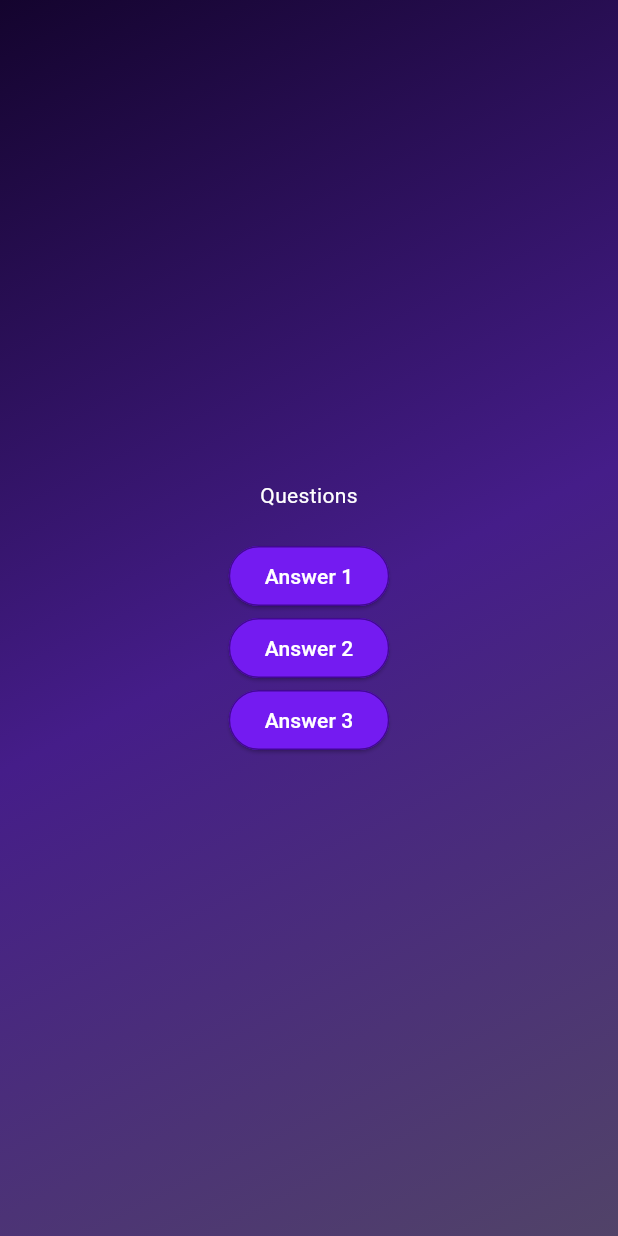
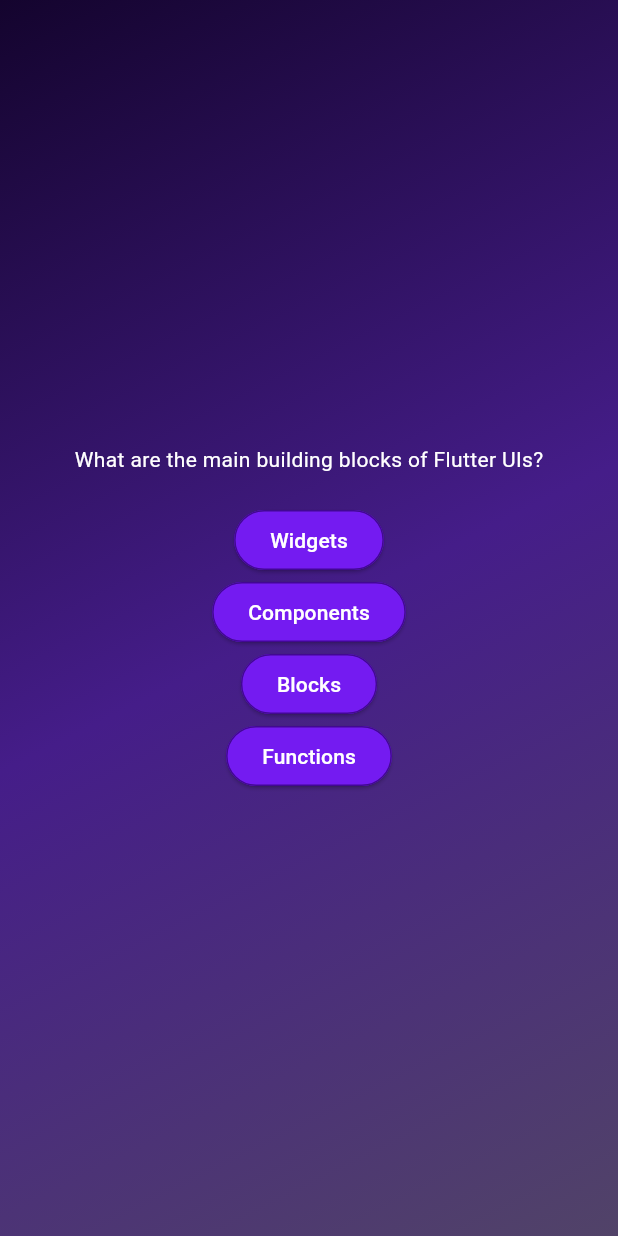
Before and after one commit to fahim25/flutter_quiz, a Flutter app: the screen it shows after launch, after a tap on "Start Quiz!", on a phone screen of 412 x 824 dp. Run offline on Flutter 3.47's test engine with Material 3 defaults, Android fonts, the phone set to English and light mode, and no system bars.

Commit message:
use of map

```diff
--- a/lib/questions_screen.dart
+++ b/lib/questions_screen.dart
@@ -1,5 +1,6 @@
 import 'package:flutter/material.dart';
 import 'package:flutter_quiz/ans_button.dart';
+import 'package:flutter_quiz/data/questions.dart';
 
 class QuestionsScreen extends StatefulWidget {
   const QuestionsScreen({super.key});
@@ -13,32 +14,42 @@ class QuestionsScreen extends StatefulWidget {
 class _QuestionsScreenState extends State<QuestionsScreen> {
   @override
   Widget build(BuildContext context) {
+    final currentQuestion = questions[0];
+
     return SizedBox(
       width: double.infinity,
       child: Column(
         mainAxisAlignment: MainAxisAlignment.center,
         children: [
-          const Text(
-            'Questions',
-            style: TextStyle(
+          Text(
+            currentQuestion.text,
+            style: const TextStyle(
               color: Colors.white,
             ),
           ),
           const SizedBox(
             height: 20,
           ),
-          AnsButton(
-            btnText: 'Answer 1',
+          ...currentQuestion.answers.map((item) {
+            return AnsButton(btnText: item, onTap: () {});
+          })
+
+          /* AnsButton(
+            btnText: currentQuestion.answers[0],
             onTap: () {},
           ),
           AnsButton(
-            btnText: 'Answer 2',
+            btnText: currentQuestion.answers[1],
             onTap: () {},
           ),
           AnsButton(
-            btnText: 'Answer 3',
+            btnText: currentQuestion.answers[2],
             onTap: () {},
           ),
+          AnsButton(
+            btnText: currentQuestion.answers[3],
+            onTap: () {},
+          ), */
         ],
       ),
     );
```
